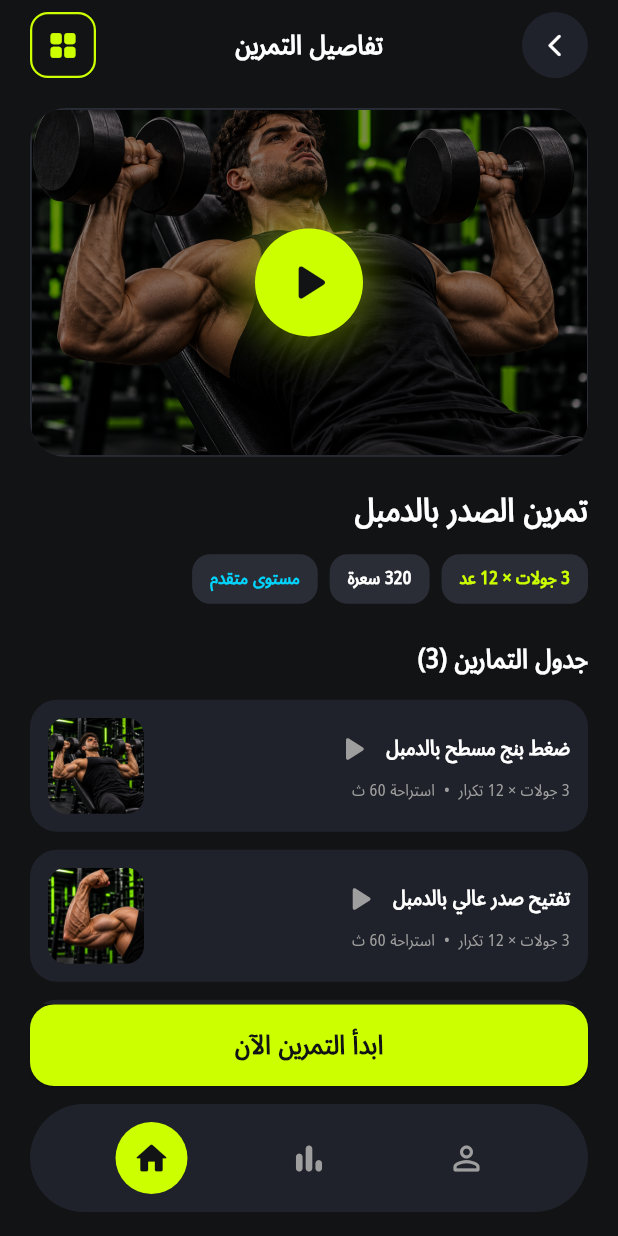
After one commit to AhmedMedhatHamed/Gym-App, a Flutter app: the WorkoutDetailsScreen screen opened by its route, on a phone screen of 412 x 824 dp. The commit adds this screen. Run offline on Flutter 3.47's test engine with Material 3 defaults, Android fonts, the phone set to English and light mode, and no system bars; our stand-ins replace cloud_firestore, dots_indicator, firebase_auth, firebase_core, flutter_bloc, material_ui; accounts and stored records are empty.

Commit message:
workout_details_screen

```diff
--- a/lib/core/routes/app_routes.dart
+++ b/lib/core/routes/app_routes.dart
@@ -5,4 +5,5 @@ class AppRoutes {
   static const String signupScreen = 'signupScreen';
   static const String forgotPasswordScreen = 'forgotPasswordScreen';
   static const String homeScreen = 'homeScreen';
+  static const String workoutDetailsScreen = 'workoutDetailsScreen';
 }
--- a/lib/core/routes/app_routing.dart
+++ b/lib/core/routes/app_routing.dart
@@ -7,8 +7,11 @@ import 'package:gym_app/features/auth/login/login_screen.dart';
 import 'package:gym_app/features/auth/signup/cubit/signup_cubit.dart';
 import 'package:gym_app/features/auth/signup/signup_screen.dart';
 import 'package:gym_app/features/home/home_screen.dart';
+import 'package:gym_app/features/home/model/workout_program_model.dart';
 import 'package:gym_app/features/onboarding/onboarding_screen.dart';
 import 'package:gym_app/features/splash/splash_screen.dart';
+import 'package:gym_app/features/workout_details/model/workout_details_model.dart';
+import 'package:gym_app/features/workout_details/workout_details_screen.dart';
 import 'package:material_ui/material_ui.dart';
 
 class AppRouter {
@@ -46,6 +49,17 @@ class AppRouter {
 
       case AppRoutes.homeScreen:
         return MaterialPageRoute(builder: (_) => const HomeScreen());
+
+      case AppRoutes.workoutDetailsScreen:
+        final args = settings.arguments;
+        final workout = args is WorkoutDetailsModel
+            ? args
+            : args is WorkoutProgramModel
+                ? WorkoutDetailsModel.fromProgram(args)
+                : chestDumbbellWorkout;
+        return MaterialPageRoute(
+          builder: (_) => WorkoutDetailsScreen(workout: workout),
+        );
     }
     return null;
   }
--- a/lib/core/utils/app_consts.dart
+++ b/lib/core/utils/app_consts.dart
@@ -10,6 +10,8 @@ class AppConsts {
   static const String cardioRun = 'assets/images/Cardio_Run.png';
   static const String bicepFlex = 'assets/images/Dramatic_Veined_Bicep_Flex_in_Gym.png';
   static const String cutting = 'assets/images/cutting.png';
+  static const String highDumbbellChestVideo =
+      'assets/videos/high_dumbbell_chest.mp4';
 
   ////////////////////////////////////////////////////////////////////////
   static const String appName = 'GYM PRO';
--- a/lib/features/home/widgets/workout_program_card.dart
+++ b/lib/features/home/widgets/workout_program_card.dart
@@ -1,6 +1,9 @@
+import 'package:gym_app/core/routes/app_routes.dart';
 import 'package:gym_app/core/utils/app_colors.dart';
+import 'package:gym_app/core/utils/app_consts.dart';
 import 'package:gym_app/core/utils/app_styles.dart';
 import 'package:gym_app/features/home/model/workout_program_model.dart';
+import 'package:gym_app/features/workout_details/model/workout_details_model.dart';
 import 'package:material_ui/material_ui.dart';
 
 class WorkoutProgramCard extends StatelessWidget {
@@ -10,7 +13,18 @@ class WorkoutProgramCard extends StatelessWidget {
 
   @override
   Widget build(BuildContext context) {
-    return Container(
+    return GestureDetector(
+      onTap: () {
+        final workout = program.image == AppConsts.dumbbellPress
+            ? chestDumbbellWorkout
+            : WorkoutDetailsModel.fromProgram(program);
+        Navigator.pushNamed(
+          context,
+          AppRoutes.workoutDetailsScreen,
+          arguments: workout,
+        );
+      },
+      child: Container(
         padding: const EdgeInsets.all(12.0),
         decoration: BoxDecoration(
           color: AppColors.cardColor,
@@ -75,6 +89,7 @@ class WorkoutProgramCard extends StatelessWidget {
             ),
           ],
         ),
+      ),
     );
   }
 }
--- /dev/null
+++ b/lib/features/workout_details/model/workout_details_model.dart
@@ -0,0 +1,135 @@
+import 'package:gym_app/core/utils/app_consts.dart';
+import 'package:gym_app/features/home/model/workout_program_model.dart';
+
+class ExerciseModel {
+  final String title;
+  final int sets;
+  final int reps;
+  final int restSeconds;
+  final String image;
+
+  const ExerciseModel({
+    required this.title,
+    required this.sets,
+    required this.reps,
+    required this.restSeconds,
+    required this.image,
+  });
+}
+
+class WorkoutDetailsModel {
+  final String title;
+  final int sets;
+  final int reps;
+  final int calories;
+  final String level;
+  final String videoPath;
+  final List<ExerciseModel> exercises;
+
+  const WorkoutDetailsModel({
+    required this.title,
+    required this.sets,
+    required this.reps,
+    required this.calories,
+    required this.level,
+    required this.videoPath,
+    required this.exercises,
+  });
+
+  factory WorkoutDetailsModel.fromProgram(WorkoutProgramModel program) {
+    return WorkoutDetailsModel(
+      title: program.title,
+      sets: 3,
+      reps: 12,
+      calories: program.calories,
+      level: program.level,
+      videoPath: AppConsts.highDumbbellChestVideo,
+      exercises: _exercisesFor(program),
+    );
+  }
+}
+
+List<ExerciseModel> _exercisesFor(WorkoutProgramModel program) {
+  if (program.image == AppConsts.dumbbellPress) {
+    return const [
+      ExerciseModel(
+        title: 'ضغط بنج مسطح بالدمبل',
+        sets: 3,
+        reps: 12,
+        restSeconds: 60,
+        image: AppConsts.dumbbellPress,
+      ),
+      ExerciseModel(
+        title: 'تفتيح صدر عالي بالدمبل',
+        sets: 3,
+        reps: 12,
+        restSeconds: 60,
+        image: AppConsts.bicepFlex,
+      ),
+      ExerciseModel(
+        title: 'متوازي للصدر السفلي',
+        sets: 3,
+        reps: 12,
+        restSeconds: 60,
+        image: AppConsts.cutting,
+      ),
+    ];
+  }
+
+  return [
+    ExerciseModel(
+      title: program.title,
+      sets: 3,
+      reps: 12,
+      restSeconds: 60,
+      image: program.image,
+    ),
+    ExerciseModel(
+      title: 'تمرين تكميلي',
+      sets: 3,
+      reps: 12,
+      restSeconds: 60,
+      image: AppConsts.latPulldown,
+    ),
+    ExerciseModel(
+      title: 'تمرين ختامي',
+      sets: 3,
+      reps: 10,
+      restSeconds: 60,
+      image: AppConsts.cardioRun,
+    ),
+  ];
+}
+
+/// Demo workout matching the details screen design.
+const WorkoutDetailsModel chestDumbbellWorkout = WorkoutDetailsModel(
+  title: 'تمرين الصدر بالدمبل',
+  sets: 3,
+  reps: 12,
+  calories: 320,
+  level: 'مستوى متقدم',
+  videoPath: AppConsts.highDumbbellChestVideo,
+  exercises: [
+    ExerciseModel(
+      title: 'ضغط بنج مسطح بالدمبل',
+      sets: 3,
+      reps: 12,
+      restSeconds: 60,
+      image: AppConsts.dumbbellPress,
+    ),
+    ExerciseModel(
+      title: 'تفتيح صدر عالي بالدمبل',
+      sets: 3,
+      reps: 12,
+      restSeconds: 60,
+      image: AppConsts.bicepFlex,
+    ),
+    ExerciseModel(
+      title: 'متوازي للصدر السفلي',
+      sets: 3,
+      reps: 12,
+      restSeconds: 60,
+      image: AppConsts.cutting,
+    ),
+  ],
+);
--- /dev/null
+++ b/lib/features/workout_details/widgets/exercise_list_item.dart
@@ -0,0 +1,80 @@
+import 'package:gym_app/core/utils/app_colors.dart';
+import 'package:gym_app/core/utils/app_styles.dart';
+import 'package:gym_app/features/workout_details/model/workout_details_model.dart';
+import 'package:gym_app/features/workout_details/widgets/play_pause_control.dart';
+import 'package:material_ui/material_ui.dart';
+
+class ExerciseListItem extends StatelessWidget {
+  const ExerciseListItem({
+    super.key,
+    required this.exercise,
+    required this.isSelected,
+    required this.isPaused,
+    required this.remainingSeconds,
+    required this.onPlayPausePressed,
+  });
+
+  final ExerciseModel exercise;
+  final bool isSelected;
+  final bool isPaused;
+  final int remainingSeconds;
+  final VoidCallback onPlayPausePressed;
+
+  @override
+  Widget build(BuildContext context) {
+    return Container(
+      padding: const EdgeInsets.all(12.0),
+      decoration: BoxDecoration(
+        color: AppColors.cardColor,
+        borderRadius: BorderRadius.circular(18.0),
+        border: isSelected
+            ? Border.all(color: AppColors.primaryColor, width: 1.5)
+            : null,
+      ),
+      child: Row(
+        children: [
+          Expanded(
+            child: Column(
+              crossAxisAlignment: CrossAxisAlignment.start,
+              children: [
+                Row(
+                  children: [
+                    Flexible(
+                      child: Text(
+                        exercise.title,
+                        overflow: TextOverflow.ellipsis,
+                        style: AppStyles.noto700Size16.copyWith(fontSize: 14.0),
+                      ),
+                    ),
+                    const SizedBox(width: 8.0),
+                    PlayPauseControl(
+                      isSelected: isSelected,
+                      isPaused: isPaused,
+                      remainingSeconds: remainingSeconds,
+                      onPressed: onPlayPausePressed,
+                    ),
+                  ],
+                ),
+                const SizedBox(height: 6.0),
+                Text(
+                  '${exercise.sets} جولات × ${exercise.reps} تكرار  •  استراحة ${exercise.restSeconds} ث',
+                  style: AppStyles.noto400Size15.copyWith(fontSize: 11.0),
+                ),
+              ],
+            ),
+          ),
+          const SizedBox(width: 12.0),
+          ClipRRect(
+            borderRadius: BorderRadius.circular(12.0),
+            child: Image.asset(
+              exercise.image,
+              width: 64.0,
+              height: 64.0,
+              fit: BoxFit.cover,
+            ),
+          ),
+        ],
+      ),
+    );
+  }
+}
--- /dev/null
+++ b/lib/features/workout_details/widgets/play_pause_control.dart
@@ -0,0 +1,53 @@
+
+import 'package:gym_app/core/utils/app_colors.dart';
+import 'package:material_ui/material_ui.dart';
+
+import '../../../core/utils/app_styles.dart';
+
+class PlayPauseControl extends StatelessWidget {
+  const PlayPauseControl({
+    required this.isSelected,
+    required this.isPaused,
+    required this.remainingSeconds,
+    required this.onPressed,
+    super.key
+  });
+
+  final bool isSelected;
+  final bool isPaused;
+  final int remainingSeconds;
+  final VoidCallback onPressed;
+
+  @override
+  Widget build(BuildContext context) {
+    if (isPaused) {
+      return GestureDetector(
+        onTap: onPressed,
+        child: Container(
+          padding: const EdgeInsets.symmetric(horizontal: 10.0, vertical: 6.0),
+          decoration: BoxDecoration(
+            color: AppColors.primaryColor.withValues(alpha: 0.15),
+            borderRadius: BorderRadius.circular(20.0),
+            border: Border.all(color: AppColors.primaryColor),
+          ),
+          child: Text(
+            '${remainingSeconds}sec',
+            style: AppStyles.noto700Size16.copyWith(
+              fontSize: 12.0,
+              color: AppColors.primaryColor,
+            ),
+          ),
+        ),
+      );
+    }
+
+    return GestureDetector(
+      onTap: onPressed,
+      child: Icon(
+        isSelected ? Icons.pause_rounded : Icons.play_arrow_rounded,
+        color: isSelected ? AppColors.primaryColor : AppColors.textColor,
+        size: 28.0,
+      ),
+    );
+  }
+}
--- /dev/null
+++ b/lib/features/workout_details/widgets/workout_details_app_bar.dart
@@ -0,0 +1,51 @@
+import 'package:gym_app/core/utils/app_colors.dart';
+import 'package:gym_app/core/utils/app_styles.dart';
+import 'package:material_ui/material_ui.dart';
+
+class WorkoutDetailsAppBar extends StatelessWidget {
+  const WorkoutDetailsAppBar({super.key});
+
+  @override
+  Widget build(BuildContext context) {
+    return Row(
+      children: [
+        GestureDetector(
+          onTap: () => Navigator.pop(context),
+          child: Container(
+            width: 44.0,
+            height: 44.0,
+            decoration: const BoxDecoration(
+              color: AppColors.cardColor,
+              shape: BoxShape.circle,
+            ),
+            child: const Icon(
+              Icons.arrow_forward_ios_rounded,
+              color: AppColors.white,
+              size: 18.0,
+            ),
+          ),
+        ),
+        Expanded(
+          child: Text(
+            'تفاصيل التمرين',
+            textAlign: TextAlign.center,
+            style: AppStyles.noto700Size18.copyWith(color: AppColors.white),
+          ),
+        ),
+        Container(
+          width: 44.0,
+          height: 44.0,
+          decoration: BoxDecoration(
+            borderRadius: BorderRadius.circular(12.0),
+            border: Border.all(color: AppColors.primaryColor, width: 1.5),
+          ),
+          child: const Icon(
+            Icons.grid_view_rounded,
+            color: AppColors.primaryColor,
+            size: 22.0,
+          ),
+        ),
+      ],
+    );
+  }
+}
--- /dev/null
+++ b/lib/features/workout_details/widgets/workout_info_section.dart
@@ -0,0 +1,43 @@
+import 'package:gym_app/core/utils/app_colors.dart';
+import 'package:gym_app/core/utils/app_styles.dart';
+import 'package:gym_app/features/workout_details/model/workout_details_model.dart';
+import 'package:gym_app/features/workout_details/widgets/workout_stat_chip.dart';
+import 'package:material_ui/material_ui.dart';
+
+class WorkoutInfoSection extends StatelessWidget {
+  const WorkoutInfoSection({super.key, required this.workout});
+
+  final WorkoutDetailsModel workout;
+
+  @override
+  Widget build(BuildContext context) {
+    return Column(
+      crossAxisAlignment: CrossAxisAlignment.start,
+      children: [
+        Text(
+          workout.title,
+          style: AppStyles.noto700Size22,
+        ),
+        const SizedBox(height: 14.0),
+        Wrap(
+          spacing: 8.0,
+          runSpacing: 8.0,
+          children: [
+            WorkoutStatChip(
+              label: '${workout.sets} جولات × ${workout.reps} عد',
+              color: AppColors.primaryColor,
+            ),
+            WorkoutStatChip(
+              label: '${workout.calories} سعرة',
+              color: AppColors.white,
+            ),
+            WorkoutStatChip(
+              label: workout.level,
+              color: AppColors.cyanColor,
+            ),
+          ],
+        ),
+      ],
+    );
+  }
+}
--- /dev/null
+++ b/lib/features/workout_details/widgets/workout_stat_chip.dart
@@ -0,0 +1,32 @@
+import 'package:gym_app/core/utils/app_colors.dart';
+import 'package:gym_app/core/utils/app_styles.dart';
+import 'package:material_ui/material_ui.dart';
+
+class WorkoutStatChip extends StatelessWidget {
+  const WorkoutStatChip({
+    super.key,
+    required this.label,
+    required this.color,
+  });
+
+  final String label;
+  final Color color;
+
+  @override
+  Widget build(BuildContext context) {
+    return Container(
+      padding: const EdgeInsets.symmetric(horizontal: 12.0, vertical: 8.0),
+      decoration: BoxDecoration(
+        color: AppColors.chipColor,
+        borderRadius: BorderRadius.circular(12.0),
+      ),
+      child: Text(
+        label,
+        style: AppStyles.noto700Size16.copyWith(
+          fontSize: 12.0,
+          color: color,
+        ),
+      ),
+    );
+  }
+}
--- /dev/null
+++ b/lib/features/workout_details/widgets/workout_video_preview.dart
@@ -0,0 +1,67 @@
+import 'package:gym_app/core/utils/app_colors.dart';
+import 'package:material_ui/material_ui.dart';
+
+class WorkoutVideoPreview extends StatelessWidget {
+  const WorkoutVideoPreview({
+    super.key,
+    required this.imagePath,
+    this.onPlayPressed,
+  });
+
+  final String imagePath;
+  final VoidCallback? onPlayPressed;
+
+  @override
+  Widget build(BuildContext context) {
+    return AspectRatio(
+      aspectRatio: 16 / 10,
+      child: Container(
+        decoration: BoxDecoration(
+          color: AppColors.cardColor,
+          borderRadius: BorderRadius.circular(24.0),
+          border: Border.all(
+            color: AppColors.chipColor,
+            width: 1.0,
+          ),
+        ),
+        clipBehavior: Clip.antiAlias,
+        child: Stack(
+          fit: StackFit.expand,
+          children: [
+            Image.asset(
+              imagePath,
+              fit: BoxFit.cover,
+              color: Colors.black.withValues(alpha: 0.45),
+              colorBlendMode: BlendMode.darken,
+            ),
+            Center(
+              child: GestureDetector(
+                onTap: onPlayPressed,
+                child: Container(
+                  width: 72.0,
+                  height: 72.0,
+                  decoration: BoxDecoration(
+                    color: AppColors.primaryColor,
+                    shape: BoxShape.circle,
+                    boxShadow: [
+                      BoxShadow(
+                        color: AppColors.primaryColor.withValues(alpha: 0.35),
+                        blurRadius: 24.0,
+                        spreadRadius: 8.0,
+                      ),
+                    ],
+                  ),
+                  child: const Icon(
+                    Icons.play_arrow_rounded,
+                    color: AppColors.backgroundColor,
+                    size: 42.0,
+                  ),
+                ),
+              ),
+            ),
+          ],
+        ),
+      ),
+    );
+  }
+}
--- /dev/null
+++ b/lib/features/workout_details/workout_details_screen.dart
@@ -0,0 +1,187 @@
+import 'dart:async';
+
+import 'package:gym_app/core/utils/app_colors.dart';
+import 'package:gym_app/core/utils/app_styles.dart';
+import 'package:gym_app/core/widgets/custom_bottom_nav_bar.dart';
+import 'package:gym_app/core/widgets/custom_button.dart';
+import 'package:gym_app/features/workout_details/model/workout_details_model.dart';
+import 'package:gym_app/features/workout_details/widgets/exercise_list_item.dart';
+import 'package:gym_app/features/workout_details/widgets/workout_details_app_bar.dart';
+import 'package:gym_app/features/workout_details/widgets/workout_info_section.dart';
+import 'package:gym_app/features/workout_details/widgets/workout_video_preview.dart';
+import 'package:material_ui/material_ui.dart';
+
+class WorkoutDetailsScreen extends StatefulWidget {
+  const WorkoutDetailsScreen({
+    super.key,
+    this.workout = chestDumbbellWorkout,
+  });
+
+  final WorkoutDetailsModel workout;
+
+  @override
+  State<WorkoutDetailsScreen> createState() => _WorkoutDetailsScreenState();
+}
+
+class _WorkoutDetailsScreenState extends State<WorkoutDetailsScreen> {
+  int currentNavIndex = 2;
+  int? selectedExerciseIndex;
+  int? pausedExerciseIndex;
+  int remainingSeconds = 0;
+  Timer? _restTimer;
+
+  @override
+  void dispose() {
+    _restTimer?.cancel();
+    super.dispose();
+  }
+
+  void _onPlayPausePressed(int index) {
+    final exercise = widget.workout.exercises[index];
+
+    // Already resting on this exercise → cancel rest and return to play.
+    if (pausedExerciseIndex == index) {
+      _stopRestTimer();
+      setState(() {
+        pausedExerciseIndex = null;
+        remainingSeconds = 0;
+        selectedExerciseIndex = index;
+      });
+      return;
+    }
+
+    // Selected / playing → press pause starts a 60sec rest timer.
+    if (selectedExerciseIndex == index && pausedExerciseIndex == null) {
+      _startRestTimer(index, exercise.restSeconds);
+      return;
+    }
+
+    // Select a new exercise (show pause icon when active).
+    _stopRestTimer();
+    setState(() {
+      selectedExerciseIndex = index;
+      pausedExerciseIndex = null;
+      remainingSeconds = 0;
+    });
+  }
+
+  void _startRestTimer(int index, int seconds) {
+    _restTimer?.cancel();
+    setState(() {
+      pausedExerciseIndex = index;
+      remainingSeconds = seconds;
+    });
+
+    _restTimer = Timer.periodic(const Duration(seconds: 1), (timer) {
+      if (remainingSeconds <= 1) {
+        timer.cancel();
+        setState(() {
+          pausedExerciseIndex = null;
+          remainingSeconds = 0;
+          selectedExerciseIndex = index;
+        });
+        return;
+      }
+
+      setState(() {
+        remainingSeconds -= 1;
+      });
+    });
+  }
+
+  void _stopRestTimer() {
+    _restTimer?.cancel();
+    _restTimer = null;
+  }
+
+  @override
+  Widget build(BuildContext context) {
+    final workout = widget.workout;
+    final coverImage = workout.exercises.first.image;
+
+    return Directionality(
+      textDirection: TextDirection.rtl,
+      child: Scaffold(
+        backgroundColor: AppColors.backgroundColor,
+        body: SafeArea(
+          child: Padding(
+            padding: const EdgeInsets.symmetric(horizontal: 20.0),
+            child: Column(
+              children: [
+                const SizedBox(height: 8.0),
+                const WorkoutDetailsAppBar(),
+                const SizedBox(height: 20.0),
+                Expanded(
+                  child: CustomScrollView(
+                    slivers: [
+                      SliverToBoxAdapter(
+                        child: WorkoutVideoPreview(
+                          imagePath: coverImage,
+                          onPlayPressed: () {
+                            if (workout.exercises.isNotEmpty) {
+                              _onPlayPausePressed(0);
+                            }
+                          },
+                        ),
+                      ),
+                      const SliverToBoxAdapter(child: SizedBox(height: 20.0)),
+                      SliverToBoxAdapter(
+                        child: WorkoutInfoSection(workout: workout),
+                      ),
+                      const SliverToBoxAdapter(child: SizedBox(height: 24.0)),
+                      SliverToBoxAdapter(
+                        child: Text(
+                          'جدول التمارين (${workout.exercises.length})',
+                          style: AppStyles.noto700Size16.copyWith(
+                            fontSize: 18.0,
+                          ),
+                        ),
+                      ),
+                      const SliverToBoxAdapter(child: SizedBox(height: 14.0)),
+                      SliverList.separated(
+                        itemCount: workout.exercises.length,
+                        separatorBuilder: (_, _) =>
+                            const SizedBox(height: 12.0),
+                        itemBuilder: (context, index) {
+                          final exercise = workout.exercises[index];
+                          final isSelected = selectedExerciseIndex == index;
+                          final isPaused = pausedExerciseIndex == index;
+
+                          return ExerciseListItem(
+                            exercise: exercise,
+                            isSelected: isSelected || isPaused,
+                            isPaused: isPaused,
+                            remainingSeconds: isPaused ? remainingSeconds : 0,
+                            onPlayPausePressed: () =>
+                                _onPlayPausePressed(index),
+                          );
+                        },
+                      ),
+                      const SliverToBoxAdapter(child: SizedBox(height: 16.0)),
+                    ],
+                  ),
+                ),
+                CustomButton(
+                  text: 'ابدأ التمرين الآن',
+                  onPressed: () {},
+                ),
+                const SizedBox(height: 12.0),
+              ],
+            ),
+          ),
+        ),
+        bottomNavigationBar: Padding(
+          padding: const EdgeInsets.fromLTRB(20.0, 0.0, 20.0, 16.0),
+          child: CustomBottomNavBar(
+            currentIndex: currentNavIndex,
+            onTap: (index) {
+              setState(() {
+                currentNavIndex = index;
+              });
+            },
+          ),
+        ),
+      ),
+    );
+  }
+}
--- a/pubspec.yaml
+++ b/pubspec.yaml
@@ -40,6 +40,7 @@ flutter:
   # To add assets to your application, add an assets section, like this:
   assets:
     - assets/images/
+    - assets/videos/
 
   fonts:
     - family: Noto
```
Also changed, not shown: 1 other file. Lines whose indentation alone changed are shown as unchanged.
